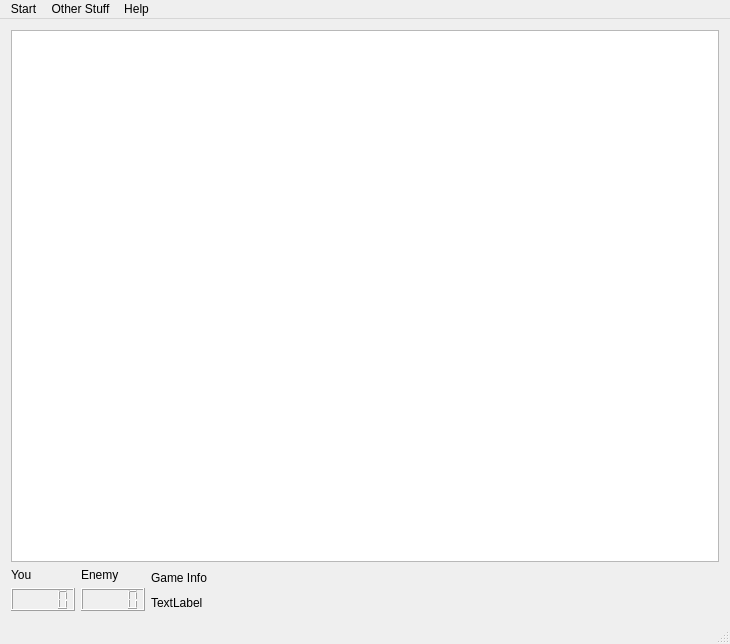
Before: the Qt Designer form epikon/epikonmainwindow.ui in rockdreamer/epikon, drawn with Qt 5.
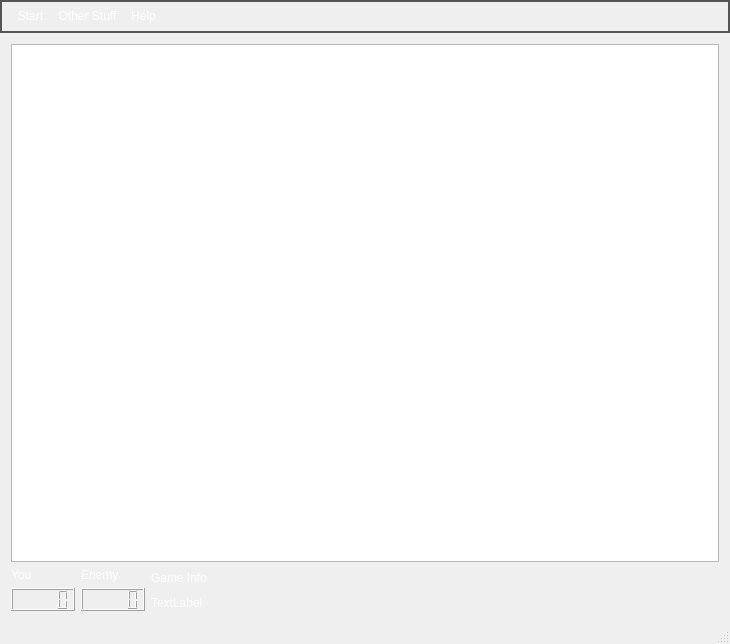
After: the same form once the commit is applied.

Commit message: stylesheet on main window

```diff
--- a/epikon/epikonmainwindow.ui
+++ b/epikon/epikonmainwindow.ui
@@ -13,6 +13,60 @@
   <property name="windowTitle">
    <string>EpikonMainWindow</string>
   </property>
+  <property name="styleSheet">
+   <string notr="true">#EpikonMainWindow { 
+border: none;
+background: qlineargradient(x1: 0, y1: 0, x2: 0, y2: 1,
+stop: 0 #a6a6a6, stop: 0.08 #7f7f7f,
+stop: 0.39999 #717171, stop: 0.4 #626262,
+stop: 0.9 #4c4c4c, stop: 1 #333333);
+}
+ 
+#EpikonMainWindow {
+border: none;
+background: qlineargradient(x1: 0, y1: 0, x2: 0, y2: 1,
+stop: 0 #a6a6a6, stop: 0.08 #7f7f7f,
+stop: 0.39999 #717171, stop: 0.4 #626262,
+stop: 0.9 #4c4c4c, stop: 1 #333333);
+}
+ 
+
+#EpikonMainWindow QLabel {
+color:white
+}
+
+#EpikonMainWindow QPushButton {
+color: #333;
+border: 2px solid #555;
+border-radius: 11px;
+padding: 5px;
+background: qradialgradient(cx: 0.3, cy: -0.4,
+fx: 0.3, fy: -0.4,
+radius: 1.35, stop: 0 #fff, stop: 1 #888);
+min-width: 10px;
+}
+#EpikonMainWindow QPushButton:hover {
+background: qradialgradient(cx: 0.3, cy: -0.4,
+fx: 0.3, fy: -0.4,
+radius: 1.35, stop: 0 #fff, stop: 1 #bbb);
+}
+#EpikonMainWindow QPushButton:pressed {
+background: qradialgradient(cx: 0.4, cy: -0.1,
+fx: 0.4, fy: -0.1,
+radius: 1.35, stop: 0 #fff, stop: 1 #ddd);
+}
+
+#EpikonMainWindow QMenuBar {
+color: white;
+border: 2px solid #555;
+padding: 5px;
+background: qlineargradient(x1: 0, y1: 0, x2: 0, y2: 1,
+stop: 0 #a6a6a6, stop: 0.08 #7f7f7f,
+stop: 0.39999 #717171, stop: 0.4 #626262,
+stop: 0.9 #4c4c4c, stop: 1 #333333);
+}
+</string>
+  </property>
   <widget class="QWidget" name="centralWidget">
    <layout class="QVBoxLayout" name="verticalLayout">
     <item>
@@ -89,7 +143,7 @@
      <x>0</x>
      <y>0</y>
      <width>730</width>
-     <height>21</height>
+     <height>34</height>
     </rect>
    </property>
    <widget class="QMenu" name="menuStart">
```
The commit also changes 2 other files.
